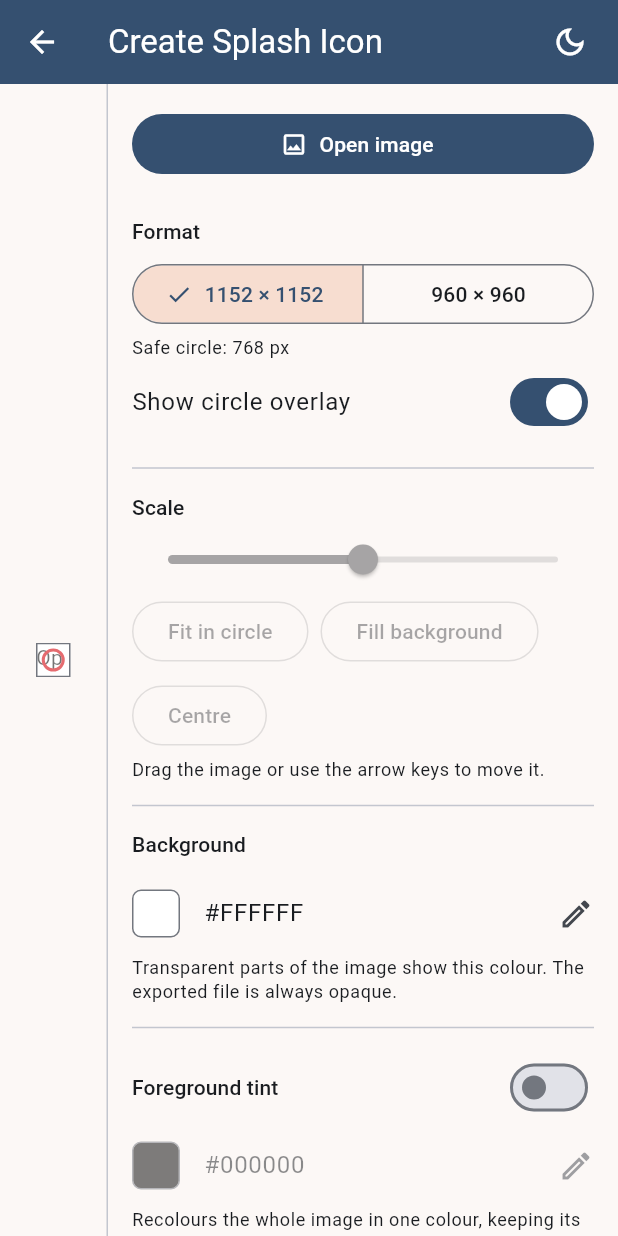
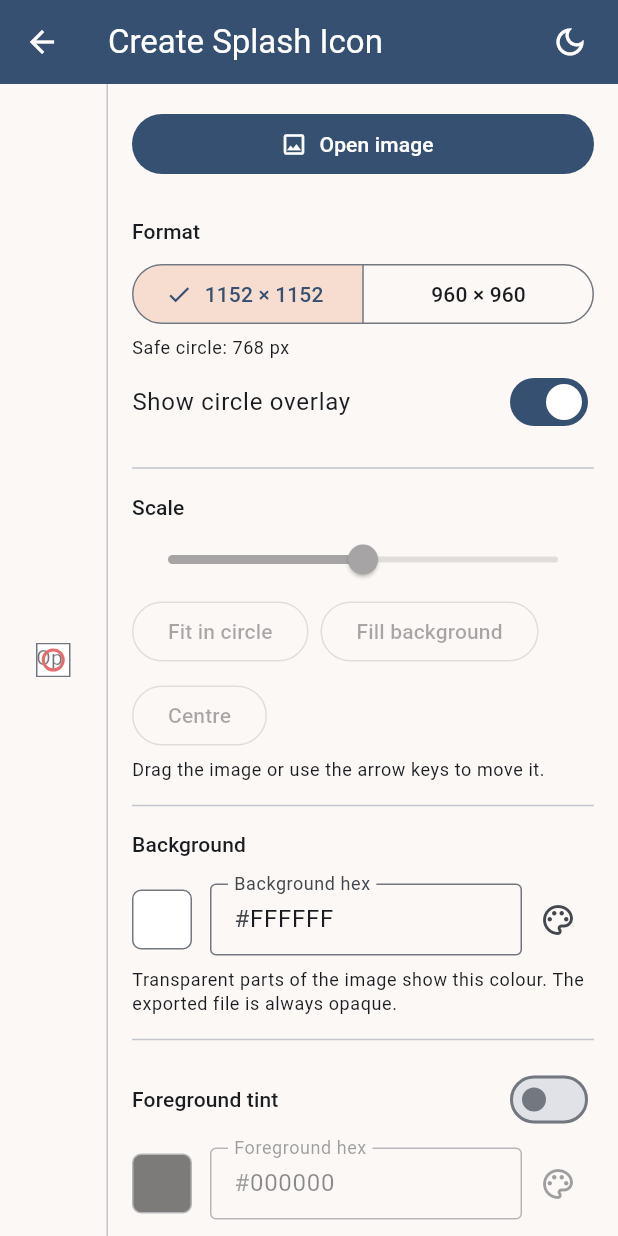
Before and after one commit to shibi/flutter_splash_gen_tool, a Flutter app: the screen it shows after launch, after a tap on "Create Splash Icon", on a phone screen of 412 x 824 dp. Run offline on Flutter 3.47's test engine with Material 3 defaults, Android fonts, the phone set to English and light mode, and no system bars; our stand-ins replace shared_preferences; missing offline and left inert: file_selector, flex_color_picker.

Commit message:
Type hex codes for background and foreground colours
Each colour row now has an editable hex field next to its swatch and
picker button. RRGGBB or RGB, with or without #, applies as you type;
an incomplete code shows a hint and leaves the colour unchanged. The
field follows the picker when a colour is chosen there.

Co-Authored-By: Claude Opus 5.5 (1M context) <noreply@anthropic.com>
Claude-Session: https://claude.ai/code/session_01TNSTna5bkdABAmvBzjYaYY

```diff
--- a/lib/ui/controls_panel.dart
+++ b/lib/ui/controls_panel.dart
@@ -267,9 +267,11 @@ class _ControlsPanelState extends State<ControlsPanel> {
         else
           const SizedBox(height: 8),
         _ColorTile(
+          label: 'Background',
           color: state.backgroundColor,
           enabled: !state.transparentBackground,
           onTap: () => _pickBackground(state),
+          onHex: state.setBackgroundColor,
         ),
         Text(
           state.transparentBackground
@@ -288,9 +290,11 @@ class _ControlsPanelState extends State<ControlsPanel> {
           ],
         ),
         _ColorTile(
+          label: 'Foreground',
           color: state.tintColor,
           enabled: state.tintEnabled,
           onTap: () => _pickTint(state),
+          onHex: state.setTintColor,
         ),
         Text(
           'Recolours the whole image in one colour, keeping its shape and transparency.',
@@ -401,40 +405,135 @@ class _MarginFieldState extends State<_MarginField> {
 String _typeNames(CanvasFormat format) =>
     format.exportTypes.map((t) => t.label).join(' / ');
 
-/// Colour swatch with its hex code; tap to change.
-class _ColorTile extends StatelessWidget {
+/// Parses a hex colour typed as RRGGBB or RGB, with or without a leading
+/// `#`. Returns an opaque colour, or null when the text isn't a full code.
+Color? parseHexColor(String text) {
+  var hex = text.trim().replaceFirst('#', '');
+  if (hex.length == 3) hex = hex.split('').map((c) => '$c$c').join();
+  if (hex.length != 6) return null;
+  final value = int.tryParse(hex, radix: 16);
+  return value == null ? null : Color(0xFF000000 | value);
+}
+
+String _hexOf(Color color) => (color.toARGB32() & 0xFFFFFF)
+    .toRadixString(16)
+    .padLeft(6, '0')
+    .toUpperCase();
+
+/// Colour swatch and an editable hex code. Tap the swatch or the palette
+/// button for the picker, or type a code such as 355070 or #E56B6F.
+class _ColorTile extends StatefulWidget {
   const _ColorTile({
+    required this.label,
     required this.color,
     required this.onTap,
+    required this.onHex,
     this.enabled = true,
   });
 
+  final String label;
   final Color color;
   final VoidCallback onTap;
+  final ValueChanged<Color> onHex;
   final bool enabled;
 
   @override
+  State<_ColorTile> createState() => _ColorTileState();
+}
+
+class _ColorTileState extends State<_ColorTile> {
+  late final _controller = TextEditingController(text: _hexOf(widget.color));
+  final _focus = FocusNode();
+  bool _invalid = false;
+
+  @override
+  void initState() {
+    super.initState();
+    _focus.addListener(() {
+      if (!_focus.hasFocus) _sync();
+    });
+  }
+
+  @override
+  void didUpdateWidget(_ColorTile oldWidget) {
+    super.didUpdateWidget(oldWidget);
+    // Follow the picker; while typing, only when the colour really changed
+    // to something other than what is being typed.
+    if (!_focus.hasFocus ||
+        (widget.color != oldWidget.color &&
+            parseHexColor(_controller.text) != widget.color)) {
+      _sync();
+    }
+  }
+
+  void _sync() {
+    final hex = _hexOf(widget.color);
+    if (_controller.text != hex) _controller.text = hex;
+    if (_invalid) setState(() => _invalid = false);
+  }
+
+  void _onChanged(String text) {
+    final color = parseHexColor(text);
+    setState(() => _invalid = color == null && text.isNotEmpty);
+    if (color != null && color != widget.color) widget.onHex(color);
+  }
+
+  @override
+  void dispose() {
+    _controller.dispose();
+    _focus.dispose();
+    super.dispose();
+  }
+
+  @override
   Widget build(BuildContext context) {
-    final hex = (color.toARGB32() & 0xFFFFFF)
-        .toRadixString(16)
-        .padLeft(6, '0')
-        .toUpperCase();
+    final outline = Theme.of(context).colorScheme.outline;
     return Opacity(
-      opacity: enabled ? 1 : 0.5,
-      child: ListTile(
-        contentPadding: EdgeInsets.zero,
-        leading: Container(
-          width: 32,
-          height: 32,
-          decoration: BoxDecoration(
-            color: color,
-            border: Border.all(color: Theme.of(context).colorScheme.outline),
-            borderRadius: BorderRadius.circular(6),
-          ),
+      opacity: widget.enabled ? 1 : 0.5,
+      child: Padding(
+        padding: const EdgeInsets.symmetric(vertical: 8),
+        child: Row(
+          children: [
+            InkWell(
+              onTap: widget.onTap,
+              borderRadius: BorderRadius.circular(6),
+              child: Container(
+                width: 40,
+                height: 40,
+                decoration: BoxDecoration(
+                  color: widget.color,
+                  border: Border.all(color: outline),
+                  borderRadius: BorderRadius.circular(6),
+                ),
+              ),
+            ),
+            const SizedBox(width: 12),
+            Expanded(
+              child: TextField(
+                controller: _controller,
+                focusNode: _focus,
+                inputFormatters: [
+                  FilteringTextInputFormatter.allow(RegExp('[#0-9a-fA-F]')),
+                  LengthLimitingTextInputFormatter(7),
+                ],
+                decoration: InputDecoration(
+                  labelText: '${widget.label} hex',
+                  prefixText: '#',
+                  isDense: true,
+                  border: const OutlineInputBorder(),
+                  errorText: _invalid ? 'Use 6 hex digits' : null,
+                ),
+                onChanged: _onChanged,
+                onSubmitted: (_) => _sync(),
+              ),
+            ),
+            IconButton(
+              tooltip: 'Pick ${widget.label.toLowerCase()} colour',
+              icon: const Icon(Icons.palette_outlined),
+              onPressed: widget.onTap,
+            ),
+          ],
         ),
-        title: Text('#$hex'),
-        trailing: const Icon(Icons.edit_outlined),
-        onTap: onTap,
       ),
     );
   }
```
Also changed, not shown: 1 other file.
